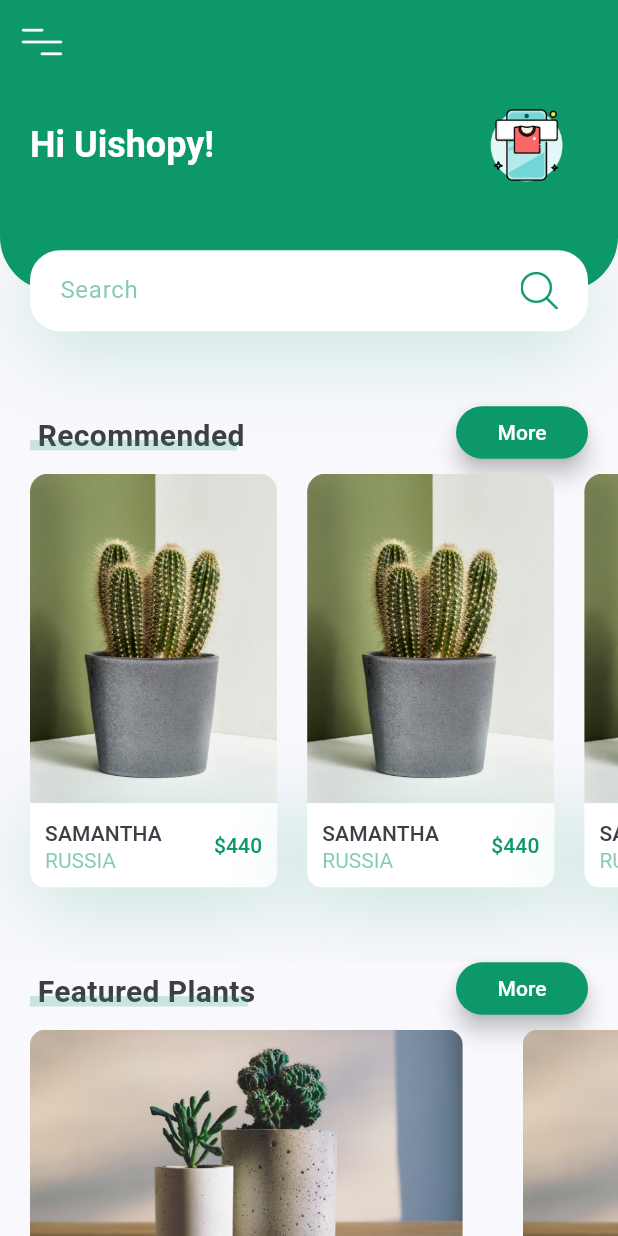
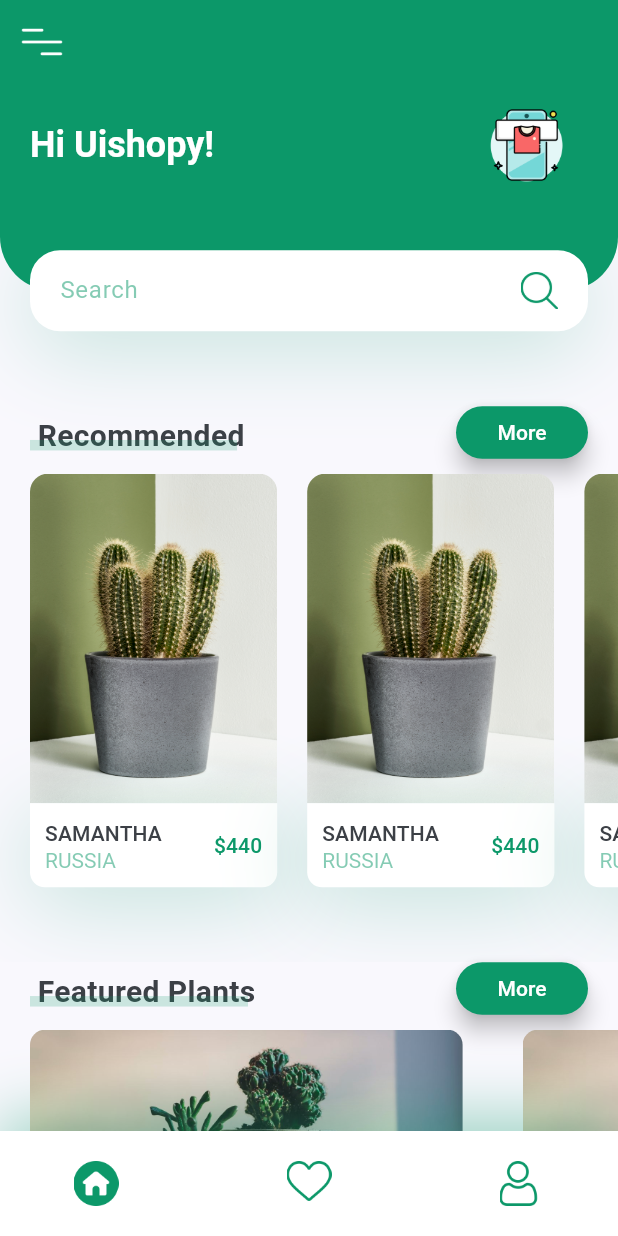
Before and after one commit to AbrarImamSatria/PlantApp, a Flutter app: the screen it shows after launch, on a phone screen of 412 x 824 dp. Run offline on Flutter 3.47's test engine with Material 3 defaults, Android fonts, the phone set to English and light mode, and no system bars.

Commit message:
Membuat widget bottom navbar

```diff
--- /dev/null
+++ b/lib/components/my_bottom_nav_bar.dart
@@ -0,0 +1,46 @@
+import 'package:flutter/material.dart';
+import 'package:plant_app/constant.dart';
+
+class MyBottomNavBar extends StatelessWidget {
+  const MyBottomNavBar({
+    super.key,
+  });
+
+  @override
+  Widget build(BuildContext context) {
+    return Container(
+      padding: EdgeInsets.only(
+        left: kDefaultPadding * 2,
+        right: kDefaultPadding * 2,
+      ),
+      height: 70,
+      decoration: BoxDecoration(
+        color: Colors.white,
+        boxShadow: [
+          BoxShadow(
+            offset: Offset(0, -10),
+            blurRadius: 35,
+            color: kPrimaryColor.withOpacity(0.38),
+          ),
+        ],
+      ),
+      child: Row(
+        mainAxisAlignment: MainAxisAlignment.spaceBetween,
+        children: <Widget>[
+          IconButton(
+            onPressed: () {},
+            icon: Image.asset('assets/icons/home.png', width: 30),
+          ),
+          IconButton(
+            onPressed: () {},
+            icon: Image.asset('assets/icons/heart.png', width: 30),
+          ),
+          IconButton(
+            onPressed: () {},
+            icon: Image.asset('assets/icons/user.png', width: 30),
+          ),
+        ],
+      ),
+    );
+  }
+}
--- a/lib/screens/home/home_screen.dart
+++ b/lib/screens/home/home_screen.dart
@@ -1,4 +1,6 @@
 import 'package:flutter/material.dart';
+import 'package:plant_app/components/my_bottom_nav_bar.dart';
+import 'package:plant_app/constant.dart';
 import 'package:plant_app/screens/home/components/body.dart';
 
 class HomeScreen extends StatelessWidget {
@@ -9,6 +11,7 @@ class HomeScreen extends StatelessWidget {
     return Scaffold(
       appBar: buildAppBar(context),
       body: Body(),
+      bottomNavigationBar: MyBottomNavBar(),
     );
   }
 
```
Also changed, not shown: assets/icons/heart.png (added), assets/icons/home.png (added), assets/icons/user.png (added).
